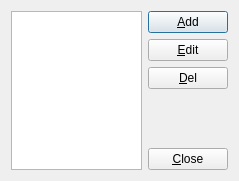
Before: the Qt Designer form branches/qmailclient/ui/AccountsDialog.ui in rgfernandes/qtdesktop, drawn with Qt 5.
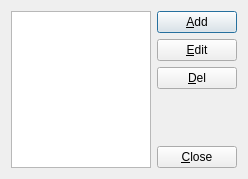
After: the same form once the commit is applied.

Patch:
```diff
--- a/branches/qmailclient/ui/AccountsDialog.ui
+++ b/branches/qmailclient/ui/AccountsDialog.ui
@@ -6,8 +6,8 @@
    <rect>
     <x>0</x>
     <y>0</y>
-    <width>239</width>
-    <height>181</height>
+    <width>248</width>
+    <height>179</height>
    </rect>
   </property>
   <property name="windowTitle">
@@ -15,7 +15,14 @@
   </property>
   <layout class="QGridLayout" name="gridLayout">
    <item row="0" column="0" rowspan="5">
-    <widget class="QListView" name="lvAccounts"/>
+    <widget class="QTableView" name="tvAccounts">
+     <attribute name="horizontalHeaderVisible">
+      <bool>false</bool>
+     </attribute>
+     <attribute name="verticalHeaderVisible">
+      <bool>false</bool>
+     </attribute>
+    </widget>
    </item>
    <item row="0" column="1">
     <widget class="QPushButton" name="pbAdd">
```
